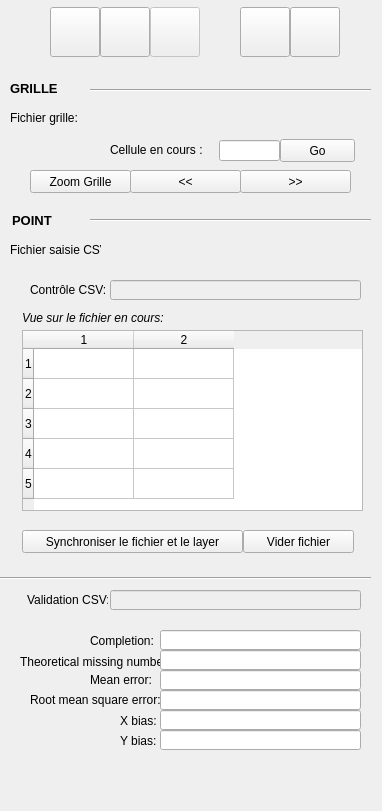
First picture: the form in editdata/geodata_matching_dialog_base.ui, repository mdvandamme/PoussePousseEditData, before the edit.
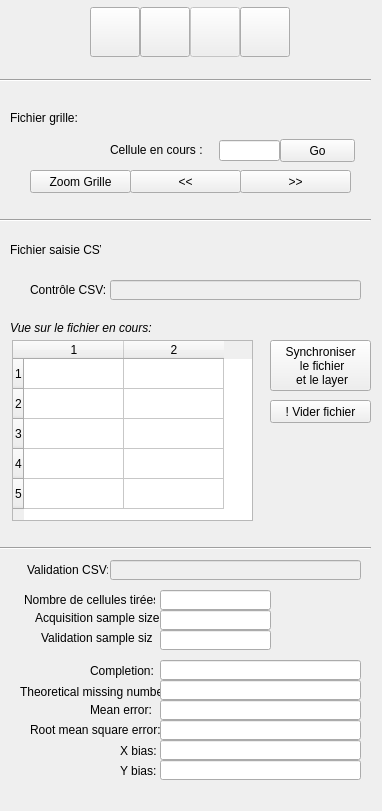
Second picture: the form after the edit. Icons and pictures are not drawn. Custom widgets are drawn as their Qt base class.

Commit message: validation + calcul env convexe

Patch:
```diff
--- a/editdata/geodata_matching_dialog_base.ui
+++ b/editdata/geodata_matching_dialog_base.ui
@@ -72,9 +72,9 @@
    <widget class="QTableWidget" name="tableCoordFeu">
     <property name="geometry">
      <rect>
-      <x>22</x>
-      <y>330</y>
-      <width>341</width>
+      <x>12</x>
+      <y>340</y>
+      <width>241</width>
       <height>181</height>
      </rect>
     </property>
@@ -95,14 +95,16 @@
    <widget class="QPushButton" name="btSynchronize">
     <property name="geometry">
      <rect>
-      <x>22</x>
-      <y>530</y>
-      <width>221</width>
-      <height>23</height>
+      <x>270</x>
+      <y>340</y>
+      <width>101</width>
+      <height>51</height>
      </rect>
     </property>
     <property name="text">
-     <string>Synchroniser le fichier et le layer</string>
+     <string>Synchroniser 
+ le fichier 
+ et le layer</string>
     </property>
    </widget>
    <widget class="QgsFileWidget" name="fileImportGrille">
@@ -131,9 +133,9 @@
    <widget class="Line" name="line_2">
     <property name="geometry">
      <rect>
-      <x>90</x>
+      <x>0</x>
       <y>210</y>
-      <width>281</width>
+      <width>371</width>
       <height>20</height>
      </rect>
     </property>
@@ -193,20 +195,20 @@
    <widget class="QPushButton" name="btViderFichier">
     <property name="geometry">
      <rect>
-      <x>243</x>
-      <y>530</y>
-      <width>111</width>
+      <x>270</x>
+      <y>400</y>
+      <width>101</width>
       <height>23</height>
      </rect>
     </property>
     <property name="text">
-     <string>Vider fichier</string>
+     <string>! Vider fichier</string>
     </property>
    </widget>
    <widget class="QPushButton" name="btControler">
     <property name="geometry">
      <rect>
-      <x>100</x>
+      <x>140</x>
       <y>7</y>
       <width>50</width>
       <height>50</height>
@@ -229,8 +231,8 @@
    <widget class="QLabel" name="label_6">
     <property name="geometry">
      <rect>
-      <x>22</x>
-      <y>310</y>
+      <x>10</x>
+      <y>320</y>
       <width>151</width>
       <height>16</height>
      </rect>
@@ -248,9 +250,9 @@
    <widget class="Line" name="line_3">
     <property name="geometry">
      <rect>
-      <x>90</x>
-      <y>80</y>
-      <width>281</width>
+      <x>0</x>
+      <y>70</y>
+      <width>371</width>
       <height>20</height>
      </rect>
     </property>
@@ -290,7 +292,7 @@
     </property>
     <property name="geometry">
      <rect>
-      <x>150</x>
+      <x>190</x>
       <y>7</y>
       <width>50</width>
       <height>50</height>
@@ -313,7 +315,7 @@
    <widget class="QPushButton" name="btReload">
     <property name="geometry">
      <rect>
-      <x>50</x>
+      <x>90</x>
       <y>7</y>
       <width>50</width>
       <height>50</height>
@@ -336,7 +338,7 @@
    <widget class="QPushButton" name="btVider">
     <property name="geometry">
      <rect>
-      <x>290</x>
+      <x>240</x>
       <y>7</y>
       <width>50</width>
       <height>50</height>
@@ -360,7 +362,7 @@
     <property name="geometry">
      <rect>
       <x>90</x>
-      <y>633</y>
+      <y>663</y>
       <width>71</width>
       <height>16</height>
      </rect>
@@ -373,7 +375,7 @@
     <property name="geometry">
      <rect>
       <x>20</x>
-      <y>652</y>
+      <y>682</y>
       <width>141</width>
       <height>20</height>
      </rect>
@@ -386,7 +388,7 @@
     <property name="geometry">
      <rect>
       <x>90</x>
-      <y>670</y>
+      <y>700</y>
       <width>71</width>
       <height>20</height>
      </rect>
@@ -399,7 +401,7 @@
     <property name="geometry">
      <rect>
       <x>30</x>
-      <y>692</y>
+      <y>722</y>
       <width>151</width>
       <height>16</height>
      </rect>
@@ -412,7 +414,7 @@
     <property name="geometry">
      <rect>
       <x>120</x>
-      <y>714</y>
+      <y>744</y>
       <width>46</width>
       <height>13</height>
      </rect>
@@ -425,7 +427,7 @@
     <property name="geometry">
      <rect>
       <x>120</x>
-      <y>734</y>
+      <y>764</y>
       <width>46</width>
       <height>13</height>
      </rect>
@@ -438,7 +440,7 @@
     <property name="geometry">
      <rect>
       <x>160</x>
-      <y>630</y>
+      <y>660</y>
       <width>201</width>
       <height>20</height>
      </rect>
@@ -448,7 +450,7 @@
     <property name="geometry">
      <rect>
       <x>160</x>
-      <y>650</y>
+      <y>680</y>
       <width>201</width>
       <height>20</height>
      </rect>
@@ -458,7 +460,7 @@
     <property name="geometry">
      <rect>
       <x>160</x>
-      <y>670</y>
+      <y>700</y>
       <width>201</width>
       <height>20</height>
      </rect>
@@ -468,7 +470,7 @@
     <property name="geometry">
      <rect>
       <x>160</x>
-      <y>690</y>
+      <y>720</y>
       <width>201</width>
       <height>20</height>
      </rect>
@@ -478,7 +480,7 @@
     <property name="geometry">
      <rect>
       <x>160</x>
-      <y>730</y>
+      <y>760</y>
       <width>201</width>
       <height>20</height>
      </rect>
@@ -488,7 +490,7 @@
     <property name="geometry">
      <rect>
       <x>160</x>
-      <y>710</y>
+      <y>740</y>
       <width>201</width>
       <height>20</height>
      </rect>
@@ -498,7 +500,7 @@
     <property name="geometry">
      <rect>
       <x>0</x>
-      <y>570</y>
+      <y>540</y>
       <width>371</width>
       <height>16</height>
      </rect>
@@ -507,69 +509,6 @@
      <enum>Qt::Horizontal</enum>
     </property>
    </widget>
-   <widget class="QLabel" name="label_14">
-    <property name="geometry">
-     <rect>
-      <x>10</x>
-      <y>80</y>
-      <width>61</width>
-      <height>16</height>
-     </rect>
-    </property>
-    <property name="font">
-     <font>
-      <pointsize>10</pointsize>
-      <weight>75</weight>
-      <bold>true</bold>
-     </font>
-    </property>
-    <property name="text">
-     <string>GRILLE</string>
-    </property>
-   </widget>
-   <widget class="QLabel" name="label_15">
-    <property name="geometry">
-     <rect>
-      <x>12</x>
-      <y>210</y>
-      <width>61</width>
-      <height>20</height>
-     </rect>
-    </property>
-    <property name="font">
-     <font>
-      <pointsize>10</pointsize>
-      <weight>75</weight>
-      <bold>true</bold>
-     </font>
-    </property>
-    <property name="text">
-     <string>POINT</string>
-    </property>
-   </widget>
-   <widget class="QPushButton" name="btNew">
-    <property name="geometry">
-     <rect>
-      <x>240</x>
-      <y>7</y>
-      <width>50</width>
-      <height>50</height>
-     </rect>
-    </property>
-    <property name="text">
-     <string/>
-    </property>
-    <property name="icon">
-     <iconset>
-      <normaloff>:/plugins/PoussePousseEditData/img/new.png</normaloff>:/plugins/PoussePousseEditData/img/new.png</iconset>
-    </property>
-    <property name="iconSize">
-     <size>
-      <width>35</width>
-      <height>37</height>
-     </size>
-    </property>
-   </widget>
    <widget class="QLineEdit" name="fileValidationCSV">
     <property name="enabled">
      <bool>false</bool>
@@ -577,7 +516,7 @@
     <property name="geometry">
      <rect>
       <x>110</x>
-      <y>590</y>
+      <y>560</y>
       <width>251</width>
       <height>20</height>
      </rect>
@@ -587,7 +526,7 @@
     <property name="geometry">
      <rect>
       <x>27</x>
-      <y>590</y>
+      <y>560</y>
       <width>81</width>
       <height>20</height>
      </rect>
@@ -596,6 +535,75 @@
      <string>Validation CSV:</string>
     </property>
    </widget>
+   <widget class="QLabel" name="label_4">
+    <property name="geometry">
+     <rect>
+      <x>24</x>
+      <y>590</y>
+      <width>131</width>
+      <height>20</height>
+     </rect>
+    </property>
+    <property name="text">
+     <string>Nombre de cellules tirées:</string>
+    </property>
+   </widget>
+   <widget class="QLabel" name="label_5">
+    <property name="geometry">
+     <rect>
+      <x>35</x>
+      <y>610</y>
+      <width>131</width>
+      <height>16</height>
+     </rect>
+    </property>
+    <property name="text">
+     <string>Acquisition sample size:</string>
+    </property>
+   </widget>
+   <widget class="QLabel" name="label_14">
+    <property name="geometry">
+     <rect>
+      <x>41</x>
+      <y>630</y>
+      <width>111</width>
+      <height>16</height>
+     </rect>
+    </property>
+    <property name="text">
+     <string>Validation sample size:</string>
+    </property>
+   </widget>
+   <widget class="QLineEdit" name="txtNbCell">
+    <property name="geometry">
+     <rect>
+      <x>160</x>
+      <y>590</y>
+      <width>111</width>
+      <height>20</height>
+     </rect>
+    </property>
+   </widget>
+   <widget class="QLineEdit" name="txtNbAcquis">
+    <property name="geometry">
+     <rect>
+      <x>160</x>
+      <y>610</y>
+      <width>111</width>
+      <height>20</height>
+     </rect>
+    </property>
+   </widget>
+   <widget class="QLineEdit" name="txtNbValidation">
+    <property name="geometry">
+     <rect>
+      <x>160</x>
+      <y>630</y>
+      <width>111</width>
+      <height>20</height>
+     </rect>
+    </property>
+   </widget>
   </widget>
  </widget>
  <customwidgets>
```
Left out of the diff: 12 changed lines with no effect on the pictures. The commit also changes 14 other files.
